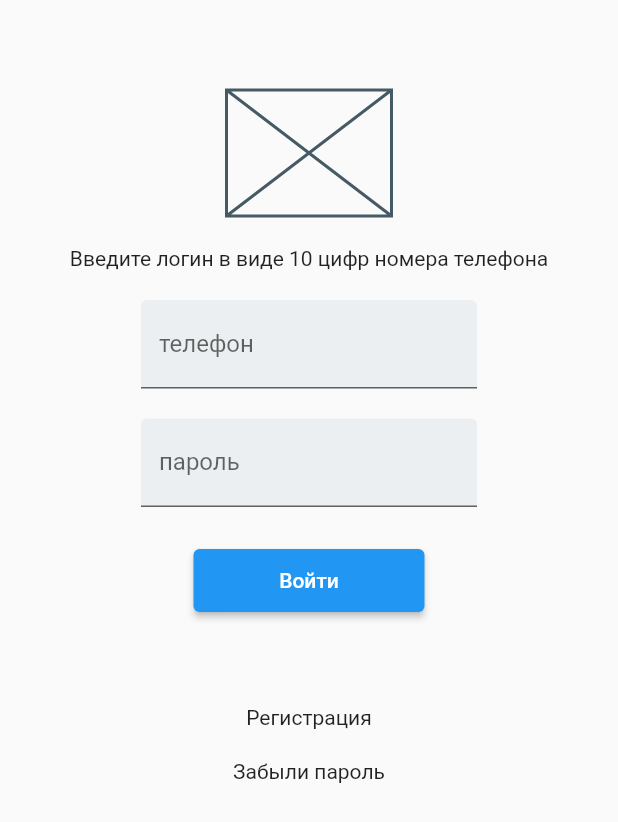
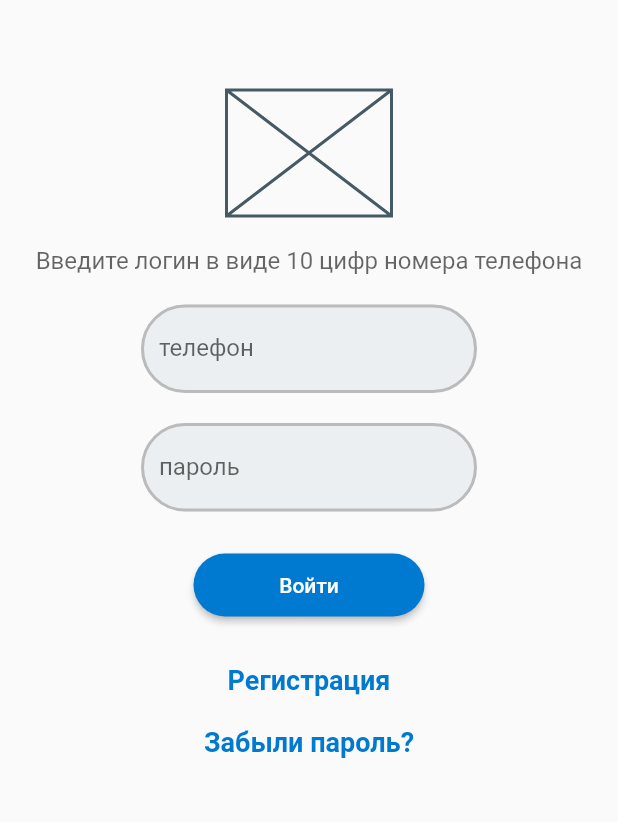
Before and after one commit to Vishnubaba/auth_page, a Flutter app: the screen it shows after launch, on a phone screen of 412 x 824 dp. Shown: the top 822 px of the screen. Run offline on Flutter 3.47's test engine with Material 2 defaults, Android fonts, the phone set to English and light mode, and no system bars.

Commit message:
Добавлена стилизация виджетов формы авторизации

```diff
--- a/lib/main.dart
+++ b/lib/main.dart
@@ -1,17 +1,24 @@
 import 'package:flutter/cupertino.dart';
 import 'package:flutter/material.dart';
 //import 'package:google_fonts/google_fonts.dart';
-
 void main() {
   runApp(const MyApp());
 }
-
 class MyApp extends StatelessWidget {
   const MyApp({Key? key}) : super(key: key);
 
   // This widget is the root of your application.
   @override
   Widget build(BuildContext context) {
+    const borderStyle = OutlineInputBorder(
+          borderRadius: BorderRadius.all(Radius.circular(36)),
+          borderSide: BorderSide(
+          color: const Color(0xffbbbbbb), width: 2));
+    const linkTextStyle = TextStyle (
+    fontSize: 18,
+    fontWeight: FontWeight.bold,
+    color: Color(0xFF0079D0));
+
     return MaterialApp(
       home: Scaffold(
           body: Container (
@@ -20,13 +27,16 @@ class MyApp extends StatelessWidget {
               SizedBox(height: 60,),
               SizedBox(width: 110, height: 84, child: Placeholder(),),
               SizedBox(height: 20,),
-              Text('Введите логин в виде 10 цифр номера телефона'),
+              Text('Введите логин в виде 10 цифр номера телефона',
+              style: TextStyle (fontSize: 16, color: Color.fromRGBO(0, 0, 0, 0.6)),),
               SizedBox(height: 20,),
               const SizedBox(width: 224,
                 child: TextField(
                   decoration: InputDecoration (
                     filled: true,
-                    fillColor: Color(0xFFeceff1),
+                    fillColor: Color(0xffeceff1),
+                    enabledBorder: borderStyle,
+                    focusedBorder: borderStyle,
                     labelText: 'телефон',
                   ),
                 ),
@@ -38,16 +48,30 @@ class MyApp extends StatelessWidget {
                 decoration: InputDecoration (
                 filled: true,
                 fillColor: Color(0xFFeceff1),
+                  enabledBorder: borderStyle,
+                  focusedBorder: borderStyle,
                 labelText: 'пароль',
                 ),
                 ),
                 ),
               SizedBox(height: 28,),
-            SizedBox(width: 154, height: 42, child: ElevatedButton(onPressed: () {}, child: Text('Войти'))),
-              SizedBox(height: 62,),
-              InkWell(child: Text('Регистрация'),onTap: () {} ),
+            SizedBox(width: 154, height: 42, child:
+              ElevatedButton(onPressed: () {},
+                child: Text('Войти'),
+                style: ElevatedButton.styleFrom(
+                  primary: Color(0xFF0079D0),
+                  shape: RoundedRectangleBorder(
+                      borderRadius: BorderRadius.circular(36),
+                  ),
+                ) ,
+            )
+            ),
+              SizedBox(height: 32,),
+              InkWell(child: const Text('Регистрация', style: linkTextStyle, ),
+              onTap: () {} ),
               SizedBox(height: 20,),
-              InkWell(child: Text('Забыли пароль'),onTap: () {} ),
+              InkWell(child: Text('Забыли пароль?', style: linkTextStyle,),
+              onTap: () {} ),
 
 
     ], ),
```
